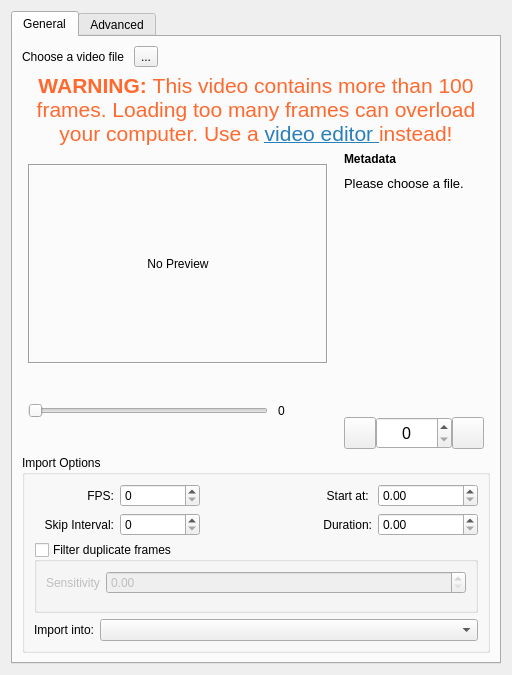
KDE/krita, file libs/ui/animation/VideoImportDialog.ui: the form before one commit.
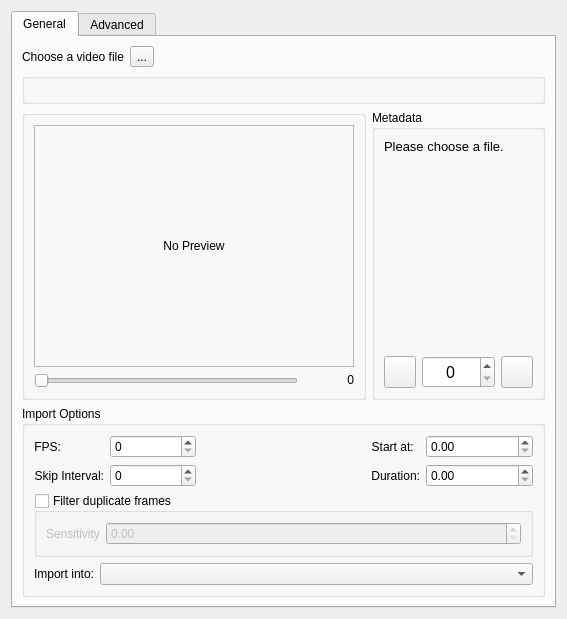
The form after the commit. Custom widgets are drawn as their Qt base class.

Commit message:
VideoImport: improve accessibility by porting to form layout
Part-of: <https://invent.kde.org/graphics/krita/-/merge_requests/1772>

What changed in the file:
```diff
--- a/libs/ui/animation/VideoImportDialog.ui
+++ b/libs/ui/animation/VideoImportDialog.ui
@@ -10,12 +10,12 @@
    <rect>
     <x>0</x>
     <y>0</y>
-    <width>512</width>
-    <height>675</height>
+    <width>554</width>
+    <height>559</height>
    </rect>
   </property>
   <property name="sizePolicy">
-   <sizepolicy hsizetype="MinimumExpanding" vsizetype="Minimum">
+   <sizepolicy hsizetype="MinimumExpanding" vsizetype="MinimumExpanding">
     <horstretch>0</horstretch>
     <verstretch>0</verstretch>
    </sizepolicy>
@@ -33,120 +33,87 @@
       <attribute name="title">
        <string>General</string>
       </attribute>
-      <layout class="QGridLayout" name="gridLayout">
+      <layout class="QFormLayout" name="formLayout_5">
        <item row="0" column="0">
-        <layout class="QVBoxLayout" name="verticalLayout" stretch="1,0,6,4">
-         <item>
-          <layout class="QHBoxLayout" name="horizontalLayout_1">
-           <property name="spacing">
-            <number>10</number>
-           </property>
-           <item>
             <widget class="QLabel" name="fileLocationLabel">
              <property name="text">
               <string>Choose a video file</string>
              </property>
             </widget>
            </item>
-           <item>
+       <item row="0" column="1">
             <widget class="QToolButton" name="filePickerButton">
              <property name="text">
               <string>...</string>
              </property>
             </widget>
            </item>
-           <item>
-            <spacer name="horizontalSpacer">
-             <property name="orientation">
-              <enum>Qt::Horizontal</enum>
-             </property>
-             <property name="sizeHint" stdset="0">
-              <size>
-               <width>40</width>
-               <height>20</height>
-              </size>
-             </property>
-            </spacer>
-           </item>
-          </layout>
-         </item>
-         <item>
-          <widget class="QLabel" name="lblWarning">
-           <property name="text">
-            <string>&lt;!DOCTYPE HTML PUBLIC &quot;-//W3C//DTD HTML 4.0//EN&quot; &quot;http://www.w3.org/TR/REC-html40/strict.dtd&quot;&gt;
-&lt;html&gt;&lt;head&gt;&lt;meta name=&quot;qrichtext&quot; content=&quot;1&quot; /&gt;&lt;meta charset=&quot;utf-8&quot; /&gt;&lt;style type=&quot;text/css&quot;&gt;
-p, li { white-space: pre-wrap; }
-&lt;/style&gt;&lt;/head&gt;&lt;body style=&quot; font-family:'Noto Sans'; font-size:10pt; font-weight:500; font-style:normal;&quot;&gt;
-&lt;p style=&quot; margin-top:12px; margin-bottom:12px; margin-left:0px; margin-right:0px; -qt-block-indent:0; text-indent:0px;&quot;&gt;&lt;span style=&quot; font-size:16pt; font-weight:600; color:#ff692e;&quot;&gt;WARNING: &lt;/span&gt;&lt;span style=&quot; font-size:16pt; font-weight:400; color:#ff692e;&quot;&gt;This video contains more than 100 frames. Loading too many frames can overload your computer. Use a&lt;/span&gt;&lt;span style=&quot; font-size:16pt; font-weight:400; color:#ff1500;&quot;&gt; &lt;/span&gt;&lt;a href=&quot;https://kdenlive.org&quot;&gt;&lt;span style=&quot; font-size:16pt; font-weight:400; text-decoration: underline; color:#2980b9;&quot;&gt;video editor &lt;/span&gt;&lt;/a&gt;&lt;span style=&quot; font-size:16pt; font-weight:400; color:#ff692e;&quot;&gt;instead!&lt;/span&gt;&lt;/p&gt;&lt;/body&gt;&lt;/html&gt;</string>
-           </property>
-           <property name="textFormat">
-            <enum>Qt::RichText</enum>
-           </property>
-           <property name="alignment">
-            <set>Qt::AlignCenter</set>
-           </property>
-           <property name="wordWrap">
-            <bool>true</bool>
-           </property>
-           <property name="openExternalLinks">
-            <bool>true</bool>
-           </property>
-          </widget>
-         </item>
-         <item>
+       <item row="1" column="0" colspan="2">
+        <widget class="KisWarningBlock" name="lblWarning"/>
+       </item>
+       <item row="2" column="0" colspan="2">
+        <widget class="QWidget" name="widget_6" native="true">
           <layout class="QHBoxLayout" name="horizontalLayout_3">
-           <property name="spacing">
-            <number>10</number>
+          <property name="leftMargin">
+           <number>0</number>
+          </property>
+          <property name="topMargin">
+           <number>0</number>
+          </property>
+          <property name="rightMargin">
+           <number>0</number>
+          </property>
+          <property name="bottomMargin">
+           <number>0</number>
            </property>
            <item>
+           <widget class="QGroupBox" name="groupBox_2">
             <layout class="QVBoxLayout" name="verticalLayout_2">
              <item>
               <widget class="QLabel" name="thumbnailImageHolder">
-               <property name="sizePolicy">
-                <sizepolicy hsizetype="Expanding" vsizetype="Expanding">
-                 <horstretch>0</horstretch>
-                 <verstretch>0</verstretch>
-                </sizepolicy>
-               </property>
                <property name="minimumSize">
                 <size>
-                 <width>300</width>
-                 <height>200</height>
-                </size>
-               </property>
-               <property name="maximumSize">
-                <size>
-                 <width>300</width>
-                 <height>200</height>
+                 <width>320</width>
+                 <height>240</height>
                 </size>
                </property>
                <property name="frameShape">
-                <enum>QFrame::Box</enum>
-               </property>
-               <property name="frameShadow">
-                <enum>QFrame::Sunken</enum>
+                <enum>QFrame::StyledPanel</enum>
                </property>
                <property name="text">
                 <string>No Preview</string>
                </property>
+               <property name="scaledContents">
+                <bool>true</bool>
+               </property>
                <property name="alignment">
                 <set>Qt::AlignCenter</set>
                </property>
               </widget>
              </item>
              <item>
+              <widget class="QWidget" name="widget_5" native="true">
+               <property name="sizePolicy">
+                <sizepolicy hsizetype="Preferred" vsizetype="Fixed">
+                 <horstretch>0</horstretch>
+                 <verstretch>0</verstretch>
+                </sizepolicy>
+               </property>
               <layout class="QHBoxLayout" name="horizontalLayout_2">
-               <property name="spacing">
-                <number>10</number>
+                <property name="leftMargin">
+                 <number>0</number>
+                </property>
+                <property name="topMargin">
+                 <number>0</number>
+                </property>
+                <property name="rightMargin">
+                 <number>0</number>
+                </property>
+                <property name="bottomMargin">
+                 <number>0</number>
                </property>
                <item>
                 <widget class="QSlider" name="videoPreviewSlider">
-                 <property name="sizePolicy">
-                  <sizepolicy hsizetype="Preferred" vsizetype="Fixed">
-                   <horstretch>0</horstretch>
-                   <verstretch>0</verstretch>
-                  </sizepolicy>
-                 </property>
                  <property name="maximum">
                   <number>1</number>
                  </property>
@@ -158,7 +125,7 @@
                <item>
                 <widget class="QLabel" name="videoPreviewSliderValueLabel">
                  <property name="sizePolicy">
-                  <sizepolicy hsizetype="Fixed" vsizetype="Preferred">
+                   <sizepolicy hsizetype="Preferred" vsizetype="Fixed">
                    <horstretch>0</horstretch>
                    <verstretch>0</verstretch>
                   </sizepolicy>
@@ -169,58 +136,34 @@
                    <height>0</height>
                   </size>
                  </property>
-                 <property name="maximumSize">
-                  <size>
-                   <width>16777215</width>
-                   <height>50</height>
-                  </size>
-                 </property>
                  <property name="text">
                   <string>0</string>
                  </property>
-                </widget>
-               </item>
-              </layout>
-             </item>
-            </layout>
-           </item>
-           <item>
-            <layout class="QVBoxLayout" name="verticalLayout_3">
-             <item>
-              <widget class="QLabel" name="label">
-               <property name="font">
-                <font>
-                 <bold>true</bold>
-                </font>
-               </property>
-               <property name="text">
+                  <property name="alignment">
+                   <set>Qt::AlignRight|Qt::AlignTrailing|Qt::AlignVCenter</set>
+                  </property>
+                 </widget>
+                </item>
+               </layout>
+              </widget>
+             </item>
+            </layout>
+           </widget>
+          </item>
+          <item>
+           <widget class="QGroupBox" name="groupBox">
+            <property name="title">
                 <string>Metadata</string>
                </property>
-               <property name="margin">
-                <number>0</number>
-               </property>
-              </widget>
-             </item>
+            <layout class="QVBoxLayout" name="verticalLayout_3">
              <item>
               <widget class="QLabel" name="fileLoadedDetails">
                <property name="sizePolicy">
-                <sizepolicy hsizetype="Expanding" vsizetype="Preferred">
+                <sizepolicy hsizetype="Expanding" vsizetype="Expanding">
                  <horstretch>0</horstretch>
                  <verstretch>0</verstretch>
                 </sizepolicy>
                </property>
-               <property name="minimumSize">
-                <size>
-                 <width>0</width>
-                 <height>0</height>
-                </size>
-               </property>
-               <property name="maximumSize">
-                <size>
-                 <width>140</width>
-                 <height>16777215</height>
-                </size>
-               </property>
                <property name="font">
                 <font>
                  <pointsize>10</pointsize>
@@ -241,24 +184,8 @@
                </property>
               </widget>
              </item>
-             <item>
-              <spacer name="verticalSpacer">
-               <property name="orientation">
-                <enum>Qt::Vertical</enum>
-               </property>
-               <property name="sizeHint" stdset="0">
-                <size>
-                 <width>10</width>
-                 <height>10</height>
-                </size>
-               </property>
-              </spacer>
-             </item>
              <item>
               <layout class="QHBoxLayout" name="horizontalLayout_5">
-               <property name="spacing">
-                <number>0</number>
-               </property>
                <item>
                 <widget class="QPushButton" name="prevFrameButton">
                  <property name="sizePolicy">
@@ -333,137 +260,18 @@
               </layout>
              </item>
             </layout>
-           </item>
-          </layout>
-         </item>
-         <item>
-          <layout class="QVBoxLayout" name="verticalLayout_4">
-           <item>
+           </widget>
+          </item>
+         </layout>
+        </widget>
+       </item>
+       <item row="3" column="0" colspan="2">
             <widget class="QGroupBox" name="exportOptionsGroup">
              <property name="title">
               <string>Import Options</string>
              </property>
-             <layout class="QGridLayout" name="gridLayout_6">
-              <item row="0" column="0">
-               <layout class="QGridLayout" name="gridLayout_2">
-                <property name="sizeConstraint">
-                 <enum>QLayout::SetMinimumSize</enum>
-                </property>
-                <item row="0" column="4">
-                 <widget class="QDoubleSpinBox" name="startExportingAtSpinbox">
-                  <property name="sizePolicy">
-                   <sizepolicy hsizetype="Minimum" vsizetype="Fixed">
-                    <horstretch>0</horstretch>
-                    <verstretch>0</verstretch>
-                   </sizepolicy>
-                  </property>
-                  <property name="minimumSize">
-                   <size>
-                    <width>100</width>
-                    <height>0</height>
-                   </size>
-                  </property>
-                 </widget>
-                </item>
-                <item row="1" column="0">
-                 <widget class="QLabel" name="frameSkipLabel">
-                  <property name="text">
-                   <string>Skip Interval:</string>
-                  </property>
-                  <property name="alignment">
-                   <set>Qt::AlignRight|Qt::AlignTrailing|Qt::AlignVCenter</set>
-                  </property>
-                 </widget>
-                </item>
-                <item row="0" column="2">
-                 <widget class="QLabel" name="fpsDocumentLabel">
-                  <property name="text">
-                   <string/>
-                  </property>
-                  <property name="alignment">
-                   <set>Qt::AlignRight|Qt::AlignTrailing|Qt::AlignVCenter</set>
-                  </property>
-                 </widget>
-                </item>
-                <item row="0" column="3">
-                 <widget class="QLabel" name="startExportingAtLabel">
-                  <property name="text">
-                   <string>Start at: </string>
-                  </property>
-                  <property name="alignment">
-                   <set>Qt::AlignRight|Qt::AlignTrailing|Qt::AlignVCenter</set>
-                  </property>
-                 </widget>
-                </item>
-                <item row="1" column="3">
-                 <widget class="QLabel" name="exportDurationLabel">
-                  <property name="text">
-                   <string>Duration:</string>
-                  </property>
-                  <property name="alignment">
-                   <set>Qt::AlignRight|Qt::AlignTrailing|Qt::AlignVCenter</set>
-                  </property>
-                 </widget>
-                </item>
-                <item row="0" column="0">
-                 <widget class="QLabel" name="fpsLabel">
-                  <property name="text">
-                   <string>FPS:</string>
-                  </property>
-                  <property name="alignment">
-                   <set>Qt::AlignRight|Qt::AlignTrailing|Qt::AlignVCenter</set>
-                  </property>
-                 </widget>
-                </item>
-                <item row="0" column="1">
-                 <widget class="QSpinBox" name="fpsSpinbox"/>
-                </item>
-                <item row="1" column="1">
-                 <widget class="QSpinBox" name="frameSkipSpinbox"/>
-                </item>
-                <item row="1" column="4">
-                 <widget class="QDoubleSpinBox" name="exportDurationSpinbox">
-                  <property name="sizePolicy">
-                   <sizepolicy hsizetype="Minimum" vsizetype="Fixed">
-                    <horstretch>0</horstretch>
-                    <verstretch>0</verstretch>
-                   </sizepolicy>
-                  </property>
-                  <property name="minimumSize">
-                   <size>
-                    <width>100</width>
-                    <height>0</height>
-                   </size>
-                  </property>
-                 </widget>
-                </item>
-               </layout>
-              </item>
-              <item row="2" column="0">
-               <layout class="QHBoxLayout" name="horizontalLayout">
-                <item>
-                 <widget class="QLabel" name="importDocumentLabel">
-                  <property name="text">
-                   <string>Import into:</string>
-                  </property>
-                  <property name="alignment">
-                   <set>Qt::AlignRight|Qt::AlignTrailing|Qt::AlignVCenter</set>
-                  </property>
-                 </widget>
-                </item>
-                <item>
-                 <widget class="QComboBox" name="cmbDocumentHandler">
-                  <property name="sizePolicy">
-                   <sizepolicy hsizetype="MinimumExpanding" vsizetype="Fixed">
-                    <horstretch>0</horstretch>
-                    <verstretch>0</verstretch>
-                   </sizepolicy>
-                  </property>
-                 </widget>
-                </item>
-               </layout>
-              </item>
-              <item row="1" column="0">
+         <layout class="QFormLayout" name="formLayout_2">
+          <item row="1" column="0" colspan="2">
                <widget class="QGroupBox" name="optionFilterDuplicates">
                 <property name="toolTip">
                  <string>Use ffmpeg to detect similar frames and reduce the total number of frames imported.</string>
@@ -472,7 +280,7 @@
                  <string>Filter duplicate frames</string>
                 </property>
                 <property name="flat">
-                 <bool>true</bool>
+             <bool>false</bool>
                 </property>
                 <property name="checkable">
                  <bool>true</bool>
@@ -501,7 +309,7 @@
                   </widget>
                  </item>
                  <item row="0" column="1">
-                  <widget class="KisDoubleSliderSpinBox" name="sensitivitySpinbox" native="true">
+              <widget class="KisDoubleSliderSpinBox" name="sensitivitySpinbox">
                    <property name="sizePolicy">
                     <sizepolicy hsizetype="MinimumExpanding" vsizetype="Preferred">
                      <horstretch>0</horstretch>
@@ -518,12 +326,188 @@
                 </layout>
                </widget>
               </item>
+          <item row="2" column="0">
+           <widget class="QLabel" name="importDocumentLabel">
+            <property name="text">
+             <string>Import into:</string>
+            </property>
+            <property name="alignment">
+             <set>Qt::AlignRight|Qt::AlignTrailing|Qt::AlignVCenter</set>
+            </property>
+           </widget>
+          </item>
+          <item row="2" column="1">
+           <widget class="QComboBox" name="cmbDocumentHandler">
+            <property name="sizePolicy">
+             <sizepolicy hsizetype="MinimumExpanding" vsizetype="Fixed">
+              <horstretch>0</horstretch>
+              <verstretch>0</verstretch>
+             </sizepolicy>
+            </property>
+           </widget>
+          </item>
+          <item row="0" column="0" colspan="2">
+           <widget class="QWidget" name="widget" native="true">
+            <layout class="QHBoxLayout" name="horizontalLayout_6">
+             <property name="leftMargin">
+              <number>0</number>
+             </property>
+             <property name="topMargin">
+              <number>0</number>
+             </property>
+             <property name="rightMargin">
+              <number>0</number>
+             </property>
+             <property name="bottomMargin">
+              <number>0</number>
+             </property>
+             <item>
+              <widget class="QWidget" name="widget_4" native="true">
+               <layout class="QFormLayout" name="formLayout_7">
+                <property name="leftMargin">
+                 <number>0</number>
+                </property>
+                <property name="topMargin">
+                 <number>0</number>
+                </property>
+                <property name="rightMargin">
+                 <number>0</number>
+                </property>
+                <property name="bottomMargin">
+                 <number>0</number>
+                </property>
+                <item row="0" column="0">
+                 <widget class="QLabel" name="fpsLabel">
+                  <property name="text">
+                   <string>FPS:</string>
+                  </property>
+                  <property name="alignment">
+                   <set>Qt::AlignRight|Qt::AlignTrailing|Qt::AlignVCenter</set>
+                  </property>
+                 </widget>
+                </item>
+                <item row="0" column="1">
+                 <widget class="QSpinBox" name="fpsSpinbox"/>
+                </item>
+                <item row="1" column="0">
+                 <widget class="QLabel" name="frameSkipLabel">
+                  <property name="text">
+                   <string>Skip Interval:</string>
+                  </property>
+                  <property name="alignment">
+                   <set>Qt::AlignRight|Qt::AlignTrailing|Qt::AlignVCenter</set>
+                  </property>
+                 </widget>
+                </item>
+                <item row="1" column="1">
+                 <widget class="QSpinBox" name="frameSkipSpinbox"/>
+                </item>
              </layout>
             </widget>
            </item>
-          </layout>
-         </item>
-        </layout>
+             <item>
+              <widget class="QWidget" name="widget_2" native="true">
+               <layout class="QFormLayout" name="formLayout_9">
+                <property name="leftMargin">
+                 <number>0</number>
+                </property>
+                <property name="topMargin">
+                 <number>0</number>
+                </property>
+                <property name="rightMargin">
+                 <number>0</number>
+                </property>
+                <property name="bottomMargin">
+                 <number>0</number>
+                </property>
+                <item row="0" column="0" colspan="2">
+                 <widget class="QLabel" name="fpsDocumentLabel">
+                  <property name="text">
+                   <string/>
+                  </property>
+                  <property name="alignment">
+                   <set>Qt::AlignRight|Qt::AlignTrailing|Qt::AlignVCenter</set>
+                  </property>
+                 </widget>
+                </item>
+               </layout>
+              </widget>
+             </item>
+             <item>
+              <widget class="QWidget" name="widget_3" native="true">
+               <layout class="QFormLayout" name="formLayout_8">
+                <property name="leftMargin">
+                 <number>0</number>
+                </property>
+                <property name="topMargin">
+                 <number>0</number>
+                </property>
+                <property name="rightMargin">
+                 <number>0</number>
+                </property>
+                <property name="bottomMargin">
+                 <number>0</number>
+                </property>
+                <item row="0" column="0">
+                 <widget class="QLabel" name="startExportingAtLabel">
+                  <property name="text">
+                   <string>Start at: </string>
+                  </property>
+                  <property name="alignment">
+                   <set>Qt::AlignRight|Qt::AlignTrailing|Qt::AlignVCenter</set>
+                  </property>
+                 </widget>
+                </item>
+                <item row="0" column="1">
+                 <widget class="QDoubleSpinBox" name="startExportingAtSpinbox">
+                  <property name="sizePolicy">
+                   <sizepolicy hsizetype="Minimum" vsizetype="Fixed">
+                    <horstretch>0</horstretch>
+                    <verstretch>0</verstretch>
+                   </sizepolicy>
+                  </property>
+                  <property name="minimumSize">
+                   <size>
+                    <width>100</width>
+                    <height>0</height>
+                   </size>
+                  </property>
+                 </widget>
+                </item>
+                <item row="1" column="0">
+                 <widget class="QLabel" name="exportDurationLabel">
+                  <property name="text">
+                   <string>Duration:</string>
+                  </property>
+                  <property name="alignment">
+                   <set>Qt::AlignRight|Qt::AlignTrailing|Qt::AlignVCenter</set>
+                  </property>
+                 </widget>
+                </item>
+                <item row="1" column="1">
+                 <widget class="QDoubleSpinBox" name="exportDurationSpinbox">
+                  <property name="sizePolicy">
+                   <sizepolicy hsizetype="Minimum" vsizetype="Fixed">
+                    <horstretch>0</horstretch>
+                    <verstretch>0</verstretch>
+                   </sizepolicy>
+                  </property>
+                  <property name="minimumSize">
+                   <size>
+                    <width>100</width>
+                    <height>0</height>
+                   </size>
+                  </property>
+                 </widget>
+                </item>
+               </layout>
+              </widget>
+             </item>
+            </layout>
+           </widget>
+          </item>
+         </layout>
+        </widget>
        </item>
       </layout>
      </widget>
@@ -531,10 +515,8 @@
       <attribute name="title">
        <string>Advanced</string>
       </attribute>
-      <layout class="QVBoxLayout" name="verticalLayout_8">
-       <item>
-        <layout class="QVBoxLayout" name="verticalLayout_5" stretch="3,2,2">
-         <item>
+      <layout class="QFormLayout" name="formLayout_6">
+       <item row="0" column="0" colspan="2">
           <widget class="QGroupBox" name="optionsDocumentGroup">
            <property name="title">
             <string>Document</string>
@@ -569,34 +551,12 @@
            </layout>
           </widget>
          </item>
-         <item>
+       <item row="1" column="0" colspan="2">
           <widget class="QGroupBox" name="optionsImportVideoScaleGroup">
            <property name="title">
             <string>Import Video Scale</string>
            </property>
-           <widget class="QWidget" name="layoutWidget_4">
-            <property name="geometry">
-             <rect>
-              <x>10</x>
-              <y>30</y>
-              <width>441</width>
-              <height>92</height>
-             </rect>
-            </property>
-            <layout class="QGridLayout" name="gridLayout_3" columnstretch="0,0,0,0">
-             <property name="sizeConstraint">
-              <enum>QLayout::SetMinimumSize</enum>
-             </property>
-             <item row="0" column="2">
-              <widget class="QLabel" name="videoScaleFilterLabel">
-               <property name="text">
-                <string comment="Resize intepolation method list label">Filter:</string>
-               </property>
-               <property name="alignment">
-                <set>Qt::AlignRight|Qt::AlignTrailing|Qt::AlignVCenter</set>
-               </property>
-              </widget>
-             </item>
+         <layout class="QFormLayout" name="formLayout_3">
              <item row="0" column="0">
               <widget class="QLabel" name="videoWidthLabel">
                <property name="text">
@@ -607,92 +567,100 @@
                </property>
               </widget>
              </item>
-             <item row="1" column="0">
-              <widget class="QLabel" name="videoHeightLabel">
-               <property name="text">
-                <string>Height:</string>
-               </property>
-               <property name="alignment">
-                <set>Qt::AlignRight|Qt::AlignTrailing|Qt::AlignVCenter</set>
-               </property>
-              </widget>
-             </item>
              <item row="0" column="1">
               <widget class="QSpinBox" name="videoWidthSpinbox"/>
              </item>
+          <item row="1" column="0">
+           <widget class="QLabel" name="videoHeightLabel">
+            <property name="text">
+             <string>Height:</string>
+            </property>
+            <property name="alignment">
+             <set>Qt::AlignRight|Qt::AlignTrailing|Qt::AlignVCenter</set>
+            </property>
+           </widget>
+          </item>
              <item row="1" column="1">
               <widget class="QSpinBox" name="videoHeightSpinbox"/>
              </item>
-             <item row="0" column="3">
+          <item row="2" column="0">
+           <widget class="QLabel" name="videoScaleFilterLabel">
+            <property name="text">
+             <string comment="Resize intepolation method list label">Filter:</string>
+            </property>
+            <property name="alignment">
+             <set>Qt::AlignRight|Qt::AlignTrailing|Qt::AlignVCenter</set>
+            </property>
+           </widget>
+          </item>
+          <item row="2" column="1">
               <widget class="QComboBox" name="cmbVideoScaleFilter"/>
              </item>
             </layout>
            </widget>
-          </widget>
-         </item>
-         <item>
+       </item>
+       <item row="2" column="0" colspan="2">
           <widget class="QGroupBox" name="optionsFFMpegGroup">
            <property name="title">
-            <string>FFMpeg</string>
-           </property>
-           <widget class="QWidget" name="gridLayoutWidget_3">
-            <property name="geometry">
-             <rect>
-              <x>10</x>
-              <y>40</y>
-              <width>441</width>
-              <height>84</height>
-             </rect>
-            </property>
-            <layout class="QGridLayout" name="gridLayout_4" columnstretch="0,0,0,0,0" columnminimumwidth="0,0,0,0,0">
-             <property name="sizeConstraint">
-              <enum>QLayout::SetMinimumSize</enum>
-             </property>
+          <string>FFmpeg</string>
+         </property>
+         <layout class="QFormLayout" name="formLayout_4">
              <item row="0" column="0">
               <widget class="QLabel" name="ffmpegLocationLabel">
                <property name="text">
-                <string>FFMpeg Path:</string>
-               </property>
-               <property name="alignment">
-                <set>Qt::AlignRight|Qt::AlignTrailing|Qt::AlignVCenter</set>
+             <string>FFmpeg path:</string>
                </property>
               </widget>
              </item>
              <item row="0" column="1">
+           <layout class="QHBoxLayout" name="horizontalLayout">
+            <item>
               <widget class="QComboBox" name="cmbFFMpegLocation"/>
              </item>
-             <item row="0" column="4">
+            <item>
               <widget class="QToolButton" name="ffmpegPickerButton">
+              <property name="sizePolicy">
+               <sizepolicy hsizetype="Fixed" vsizetype="Minimum">
+                <horstretch>0</horstretch>
+                <verstretch>0</verstretch>
+               </sizepolicy>
+              </property>
                <property name="text">
                 <string>...</string>
                </property>
               </widget>
+            </item>
+           </layout>
              </item>
              <item row="1" column="0">
               <widget class="QLabel" name="ffprobeLocationLabel">
                <property name="text">
-                <string>FFProbe Path:</string>
-               </property>
-               <property name="alignment">
-                <set>Qt::AlignRight|Qt::AlignTrailing|Qt::AlignVCenter</set>
+             <string>FFprobe path:</string>
                </property>
               </widget>
              </item>
              <item row="1" column="1">
+           <layout class="QHBoxLayout" name="horizontalLayout_4">
+            <item>
               <widget class="QComboBox" name="cmbFFProbeLocation"/>
              </item>
-             <item row="1" column="4">
+            <item>
               <widget class="QToolButton" name="ffprobePickerButton">
+              <property name="sizePolicy">
+               <sizepolicy hsizetype="Fixed" vsizetype="Minimum">
+                <horstretch>0</horstretch>
+                <verstretch>0</verstretch>
+               </sizepolicy>
+              </property>
                <property name="text">
                 <string>...</string>
                </property>
               </widget>
              </item>
             </layout>
-           </widget>
-          </widget>
-         </item>
-        </layout>
+          </item>
+         </layout>
+        </widget>
        </item>
       </layout>
      </widget>
@@ -707,6 +675,12 @@
    <header location="global">kis_slider_spin_box.h</header>
    <container>1</container>
   </customwidget>
+  <customwidget>
+   <class>KisWarningBlock</class>
+   <extends>QGroupBox</extends>
+   <header location="global">kis_warning_block.h</header>
+   <container>1</container>
+  </customwidget>
  </customwidgets>
  <resources/>
  <connections/>
```
Lines whose indentation alone changed are shown as unchanged.
